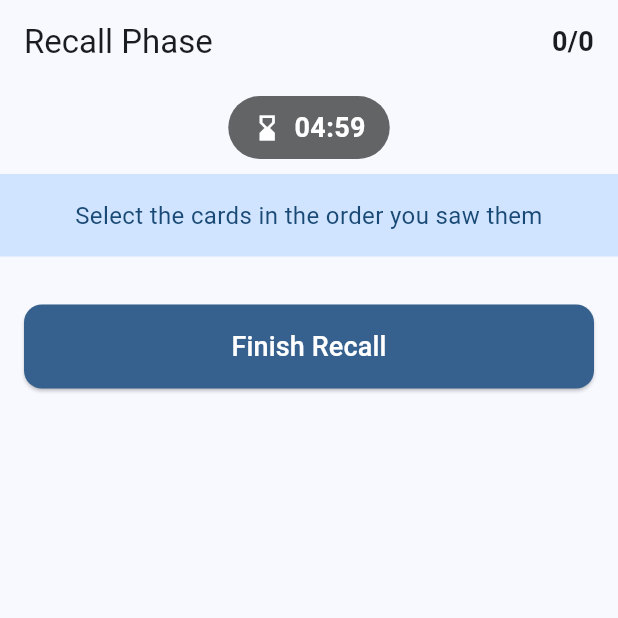
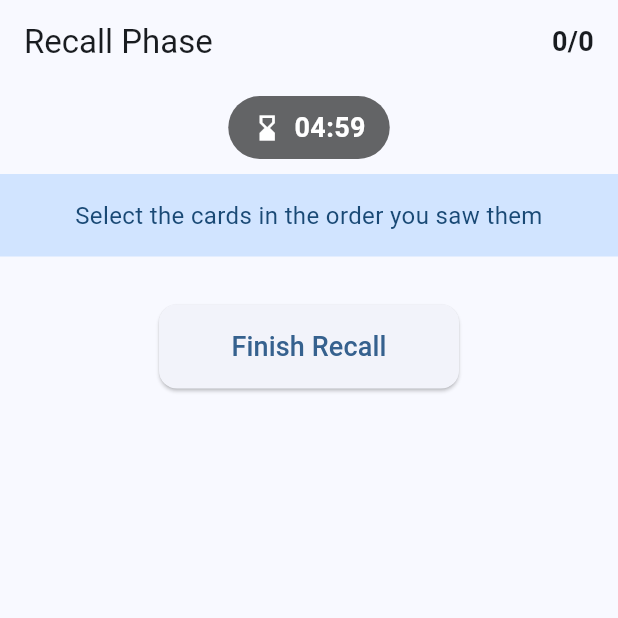
Before and after one commit to Soyadrul/DeckDash, a Flutter app: the RecallScreen screen opened directly with empty values, on a phone screen of 412 x 824 dp, the top half of it. Run offline on Flutter 3.47's test engine with Material 3 defaults, Android fonts, the phone set to English and light mode, and no system bars; our stand-ins replace package_info_plus, shared_preferences; accounts and stored records are empty.

Commit message:
refactor: Replace standard buttons with custom buttons in recall and results screens
Co-authored-by: Qwen-Coder <qwen-coder@alibabacloud.com>

```diff
--- a/lib/screens/recall_screen.dart
+++ b/lib/screens/recall_screen.dart
@@ -6,6 +6,7 @@ import '../models/card_model.dart';
 import '../models/app_settings.dart';
 import '../widgets/card_selector_dropdown.dart';
 import '../widgets/recall_countdown_timer.dart';
+import '../widgets/custom_elevated_button.dart'; // NEW: Import custom button widget
 import 'results_screen.dart';
 
 class RecallScreen extends StatefulWidget {
@@ -53,9 +54,15 @@ class _RecallScreenState extends State<RecallScreen> {
   }
 
   int _getCardsPerRow(double screenWidth) {
-    if (screenWidth >= 900) return 4;
-    if (screenWidth >= 600) return 3;
-    return 2;
+    if (screenWidth >= 2000) return 10; // Ultra-wide screens: 10 cards per row
+    if (screenWidth >= 1800) return 9;  // Very wide screens: 9 cards per row
+    if (screenWidth >= 1600) return 8;  // Very wide screens: 8 cards per row
+    if (screenWidth >= 1400) return 7;  // Very wide screens: 7 cards per row
+    if (screenWidth >= 1200) return 6;  // Very wide screens: 6 cards per row
+    if (screenWidth >= 1000) return 5;  // Wide screens: 5 cards per row
+    if (screenWidth >= 800) return 4;   // Medium-wide screens: 4 cards per row
+    if (screenWidth >= 600) return 3;   // Tablet screens: 3 cards per row
+    return 2;                           // Phone screens: 2 cards per row
   }
 
   double _getCardWidth(double availableWidth, int cardsPerRow) {
@@ -234,22 +241,12 @@ class _RecallScreenState extends State<RecallScreen> {
                             top: 0.0,
                             bottom: 16.0,
                           ),
-                          child: SizedBox(
-                            width: double.infinity,
+                          child: CustomElevatedButton(
                             height: 56,
-                            child: ElevatedButton(
-                              onPressed: _confirmFinish,
-                              style: ElevatedButton.styleFrom(
-                                backgroundColor: Theme.of(context).colorScheme.primary,
-                                foregroundColor: Theme.of(context).colorScheme.onPrimary,
-                                shape: RoundedRectangleBorder(
-                                  borderRadius: BorderRadius.circular(12),
-                                ),
-                              ),
-                              child: const Text(
-                                'Finish Recall',
-                                style: TextStyle(fontSize: 18),
-                              ),
+                            onPressed: _confirmFinish,
+                            child: const Text(
+                              'Finish Recall',
+                              style: TextStyle(fontSize: 18),
                             ),
                           ),
                         ),
```
Also changed, not shown: lib/screens/results_screen.dart (+11 -12 lines).
